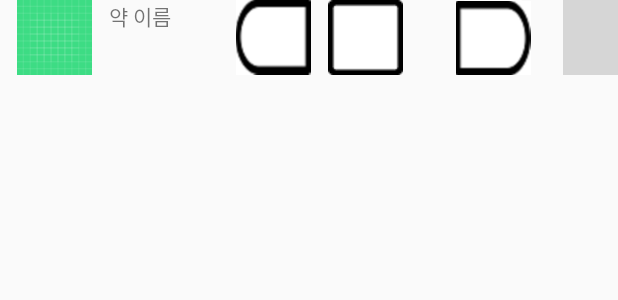
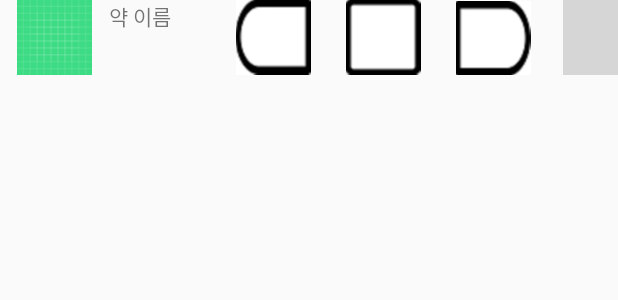
Before and after one commit to Wonahyeon/SWU, an Android app: the layout listview_plist.xml on its own in the app's theme, with its tools: preview values and no code run, on a phone screen of 412 x 824 dp. Shown: the top 300 px of the screen. Run offline under Robolectric (Android 15) with nearby library versions, the phone set to English and light mode, and no system bars; grey boxes are pictures that could not be loaded.

Commit message:
camera_com save_com fragment_notcom

```diff
--- a/app/src/main/res/layout/fragment_plist.xml
+++ b/app/src/main/res/layout/fragment_plist.xml
@@ -4,7 +4,7 @@
     android:layout_width="match_parent"
     android:layout_height="match_parent"
     android:padding="10dp"
-    android:id="@+id/topLayout">
+    android:id="@+id/fragmentPlist">
 
     <TextView
         android:id="@+id/txtPlist"
@@ -15,7 +15,7 @@
         android:textSize="20dp"
         android:textStyle="bold" />
     <ListView
-        android:layout_below="@+id/img"
+        android:layout_below="@+id/txtPlist"
         android:id="@+id/lvPlist"
         android:layout_width="match_parent"
         android:layout_height="wrap_content"/>
--- a/app/src/main/res/layout/listview_plist.xml
+++ b/app/src/main/res/layout/listview_plist.xml
@@ -26,39 +26,13 @@
         android:backgroundTintMode="screen"
         android:rotation="270"
         android:src="@drawable/pill1_cut" />
-
-    <LinearLayout
+    <ImageButton
+        android:layout_weight="1"
         android:layout_width="0dp"
         android:layout_height="50dp"
-        android:layout_weight="1">
-        <ImageButton
-            android:layout_width="50dp"
-            android:layout_height="50dp"
-            android:rotation="90"
-            android:src="@drawable/pill3"
-            android:backgroundTintMode="screen"/>
-        <ImageButton
-            android:visibility="gone"
-            android:layout_width="50dp"
-            android:layout_height="50dp"
-            android:rotation="90"
-            android:src="@drawable/pill3"
-            android:backgroundTintMode="screen"/>
-        <ImageButton
-            android:visibility="gone"
-            android:layout_width="50dp"
-            android:layout_height="50dp"
-            android:rotation="90"
-            android:src="@drawable/pill3"
-            android:backgroundTintMode="screen"/>
-        <ImageButton
-            android:visibility="gone"
-            android:layout_width="50dp"
-            android:layout_height="50dp"
-            android:rotation="90"
-            android:src="@drawable/pill3"
-            android:backgroundTintMode="screen"/>
-    </LinearLayout>
+        android:backgroundTintMode="screen"
+        android:rotation="270"
+        android:src="@drawable/pill3" />
     <ImageButton
         android:layout_weight="1"
         android:layout_width="0dp"
```
Also changed, not shown: app/src/main/java/com/cookandroid/swu/Fragment/PlistFragment.java (+20 -34 lines), app/src/main/java/com/cookandroid/swu/PlistActivity.java (+8 -21 lines).
